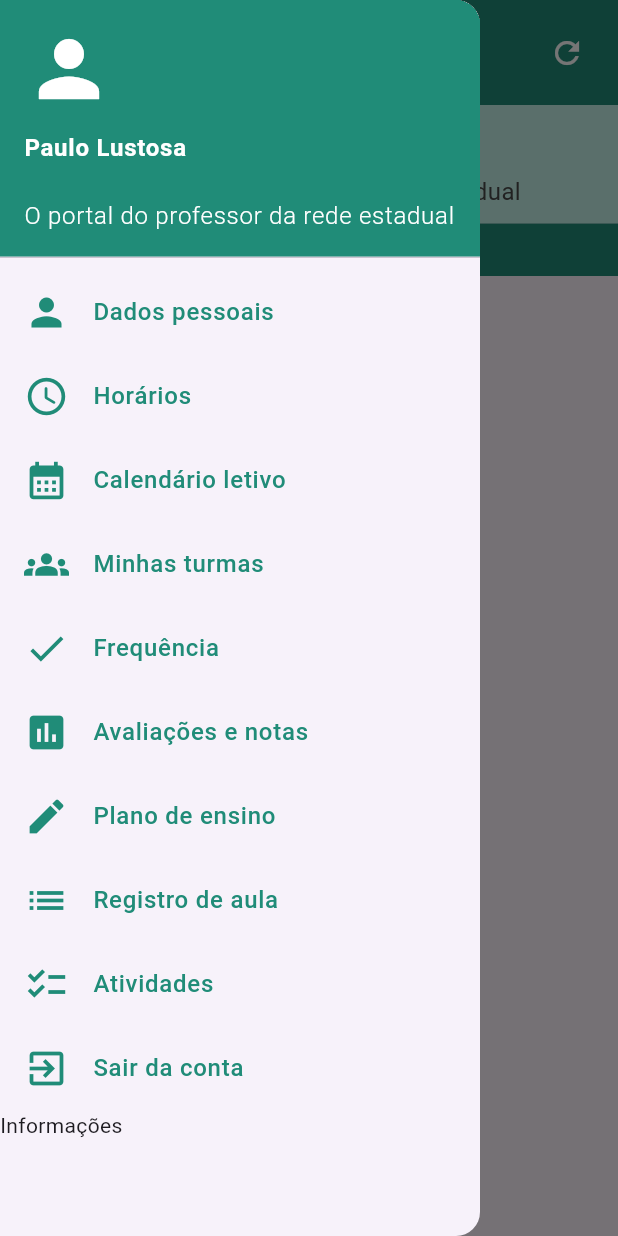
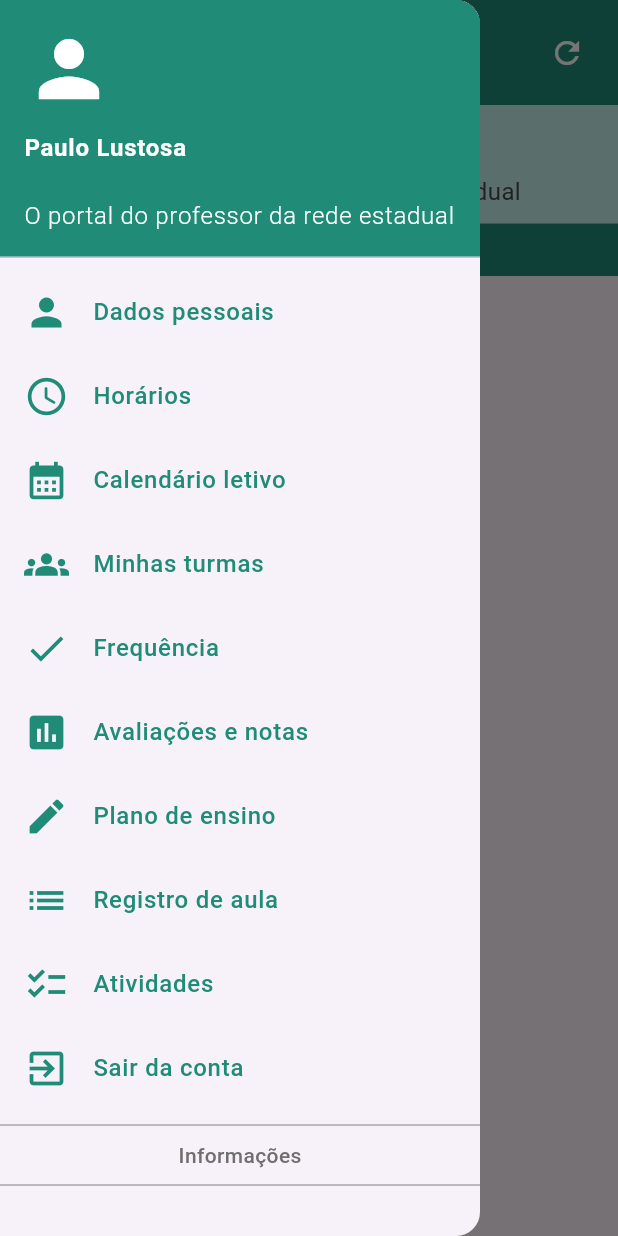
Before and after one commit to CalangoDeveloper/project_professor_online, a Flutter app: the TelaIncial screen opened directly, with the side drawer open, on a phone screen of 412 x 824 dp. Run offline on Flutter 3.47's test engine with Material 3 defaults, Android fonts, the phone set to English and light mode, and no system bars.

Commit message:
version 1.9

```diff
--- a/lib/main.dart
+++ b/lib/main.dart
@@ -344,9 +344,40 @@ class TelaIncial extends StatelessWidget{
                   ),
                 ),
               ),
+              Divider(
+                height: 20,
+                thickness: 1,
+                indent: 0,
+                endIndent: 0,
+                color: Color.fromARGB(255, 166, 166, 166),
+              ),
+
               Container(
-                child: Text('Informações'),
+                child: Column(
+                  children: <Widget>[
+                    Text('Informações',
+                      style: TextStyle(
+                        fontWeight: FontWeight.w500,
+                        color: Color.fromARGB(255, 111, 111, 111),
+                      ),
+                    ),
+                  ],
+                ),
+              ),
+              /*Text('Informações',
+                style: TextStyle(
+                  fontWeight: FontWeight.w500,
+                  color: Color.fromARGB(255, 111, 111, 111),
+                ),
+              ),*/
+              Divider(
+                height: 20,
+                thickness: 1,
+                indent: 0,
+                endIndent: 0,
+                color: Color.fromARGB(255, 166, 166, 166),
               )
+
             ],
           ),
         ),
```
